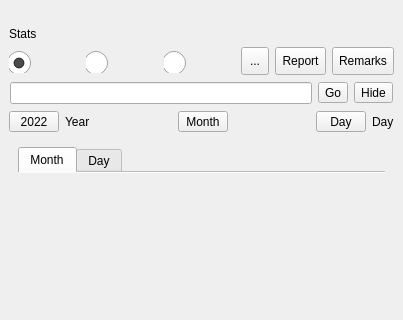
Above: mainwindow.ui from ic005k/Knot-Legacy before the change; both pictures show x 0 to 403 and y 254 to 574 of the 403 by 670 pixel window. Below: the same form after it.
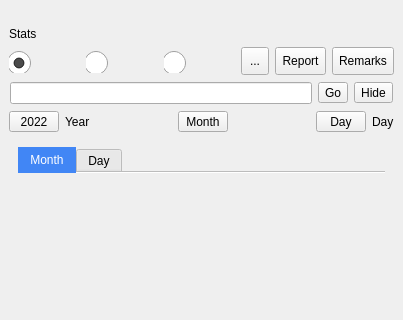
That is the form after the change. Icons and pictures are not drawn.

What changed in the file:
```diff
--- a/mainwindow.ui
+++ b/mainwindow.ui
@@ -618,6 +618,12 @@
            <height>16777215</height>
           </size>
          </property>
+         <property name="styleSheet">
+          <string notr="true">QTabBar::tab:selected{	
+	background:rgb(65,134, 245);
+	color:rgb(255,255,255);
+}</string>
+         </property>
          <property name="currentIndex">
           <number>0</number>
          </property>
```
Left out of the diff: 26 changed lines with no effect on the pictures.
